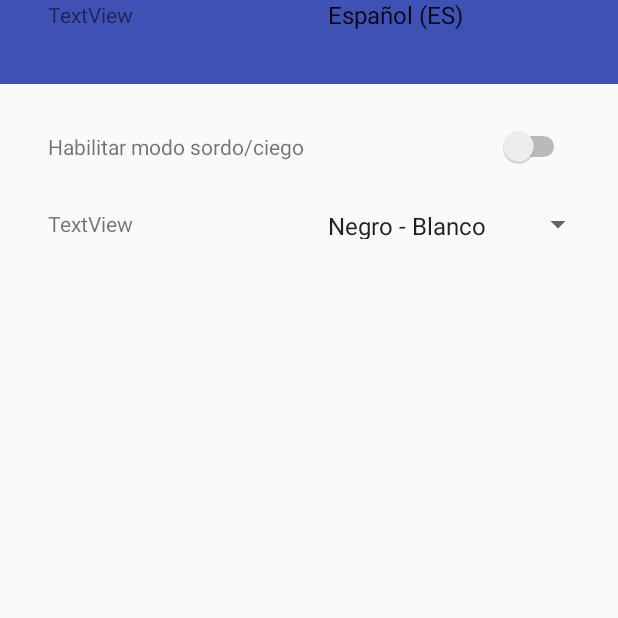
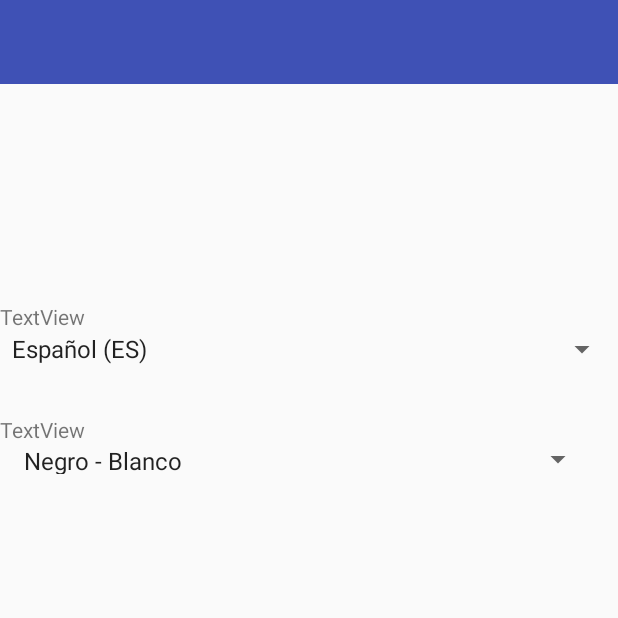
Before and after one commit to limonultra/bsb_october, an Android app: the Settings screen opened directly, with no data from a screen before it, on a phone screen of 412 x 824 dp, the top half of it. Run offline under Robolectric (Android 15) with nearby library versions, the phone set to English and light mode, and no system bars.

```diff
--- a/app/src/main/res/layout/activity_settings.xml
+++ b/app/src/main/res/layout/activity_settings.xml
@@ -17,38 +17,45 @@
         app:layout_constraintStart_toStartOf="parent"
         app:layout_constraintTop_toTopOf="parent" />
 
-    <Switch
-        android:id="@+id/switch1"
-        android:layout_width="wrap_content"
-        android:layout_height="wrap_content"
-        android:layout_marginEnd="32dp"
-        app:layout_constraintBottom_toBottomOf="@+id/textView5"
-        app:layout_constraintEnd_toEndOf="parent"
-        app:layout_constraintTop_toTopOf="@+id/textView5" />
+    <LinearLayout
+        android:layout_width="match_parent"
+        android:layout_height="478dp"
+        android:orientation="vertical"
+        app:layout_constraintBottom_toBottomOf="parent"
+        app:layout_constraintTop_toBottomOf="@+id/toolbar2">
 
         <TextView
-        android:id="@+id/textView5"
-        android:layout_width="wrap_content"
+            android:id="@+id/idiom_pref"
+            android:layout_width="match_parent"
             android:layout_height="wrap_content"
-        android:layout_marginStart="32dp"
-        android:layout_marginTop="32dp"
-        android:text="Habilitar modo sordo/ciego"
-        app:layout_constraintStart_toStartOf="parent"
-        app:layout_constraintTop_toBottomOf="@+id/toolbar2" />
+            android:text="TextView"
+            app:layout_constraintEnd_toEndOf="@+id/colors_pref"
+            app:layout_constraintStart_toStartOf="@+id/colors_pref"
+            tools:layout_editor_absoluteY="299dp" />
+
+        <Spinner
+            android:id="@+id/idiom_spinner"
+            android:layout_width="match_parent"
+            android:layout_height="wrap_content"
+            android:entries="@array/idiomas"
+            app:layout_constraintBottom_toBottomOf="@+id/idiom_pref"
+            app:layout_constraintEnd_toEndOf="@+id/color_spinner"
+            app:layout_constraintStart_toStartOf="@+id/color_spinner"
+            app:layout_constraintTop_toTopOf="@+id/idiom_pref" />
 
         <TextView
             android:id="@+id/colors_pref"
-        android:layout_width="0dp"
+            android:layout_width="match_parent"
             android:layout_height="wrap_content"
             android:layout_marginTop="32dp"
             android:text="TextView"
-        app:layout_constraintEnd_toEndOf="@+id/textView5"
-        app:layout_constraintStart_toStartOf="@+id/textView5"
-        app:layout_constraintTop_toBottomOf="@+id/textView5" />
+            app:layout_constraintEnd_toEndOf="@+id/toolbar2"
+            app:layout_constraintStart_toStartOf="@+id/toolbar2"
+            app:layout_constraintTop_toBottomOf="@+id/toolbar2" />
 
         <Spinner
             android:id="@+id/color_spinner"
-        android:layout_width="0dp"
+            android:layout_width="match_parent"
             android:layout_height="20dp"
             android:layout_marginEnd="16dp"
             android:layout_marginStart="8dp"
@@ -58,23 +65,7 @@
             app:layout_constraintStart_toEndOf="@+id/colors_pref"
             app:layout_constraintTop_toTopOf="@+id/colors_pref" />
 
-    <TextView
-        android:id="@+id/idiom_pref"
-        android:layout_width="0dp"
-        android:layout_height="wrap_content"
-        android:text="TextView"
-        app:layout_constraintEnd_toEndOf="@+id/colors_pref"
-        app:layout_constraintStart_toStartOf="@+id/colors_pref"
-        tools:layout_editor_absoluteY="299dp" />
+    </LinearLayout>
 
-    <Spinner
-        android:id="@+id/idiom_spinner"
-        android:layout_width="0dp"
-        android:layout_height="wrap_content"
-        android:entries="@array/idiomas"
-        app:layout_constraintBottom_toBottomOf="@+id/idiom_pref"
-        app:layout_constraintEnd_toEndOf="@+id/color_spinner"
-        app:layout_constraintStart_toStartOf="@+id/color_spinner"
-        app:layout_constraintTop_toTopOf="@+id/idiom_pref" />
 
 </android.support.constraint.ConstraintLayout>
```
Also changed, not shown: 1 other file. Lines whose indentation alone changed are shown as unchanged.
